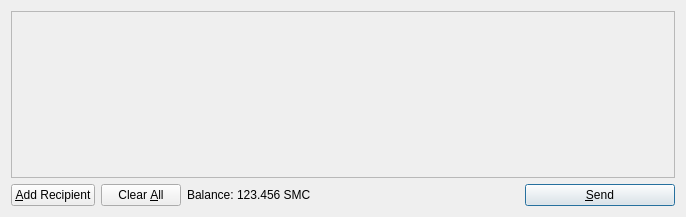
Above: src/qt/forms/sendcoinsdialog.ui from texcoin/texcoin before the change. Below: the same form after it.
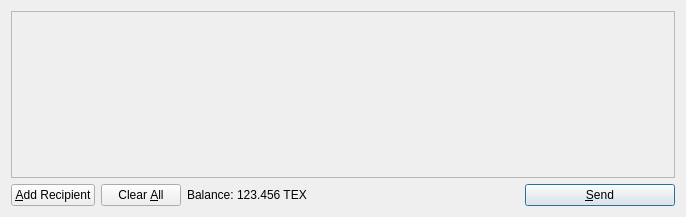
That is the form after the change. Icons and pictures are not drawn.

Diff of the .ui file:
```diff
--- a/src/qt/forms/sendcoinsdialog.ui
+++ b/src/qt/forms/sendcoinsdialog.ui
@@ -119,7 +119,7 @@
           <cursorShape>IBeamCursor</cursorShape>
          </property>
          <property name="text">
-          <string>123.456 SMC</string>
+          <string>123.456 TEX</string>
          </property>
          <property name="textInteractionFlags">
           <set>Qt::LinksAccessibleByMouse|Qt::TextSelectableByKeyboard|Qt::TextSelectableByMouse</set>
```
